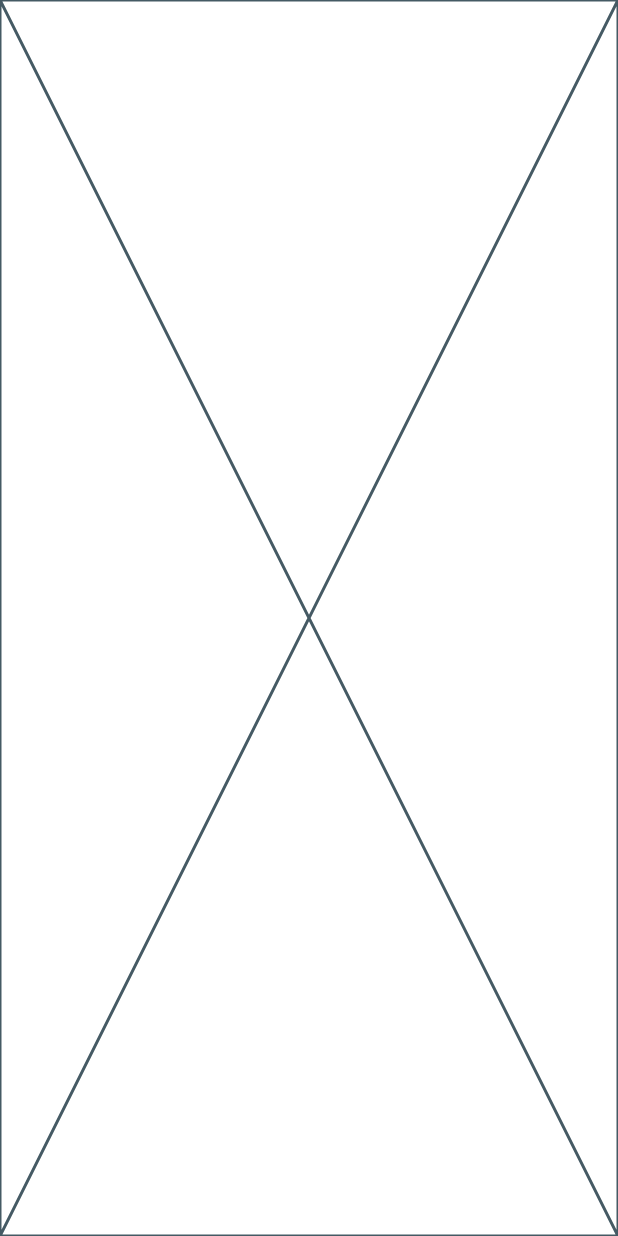
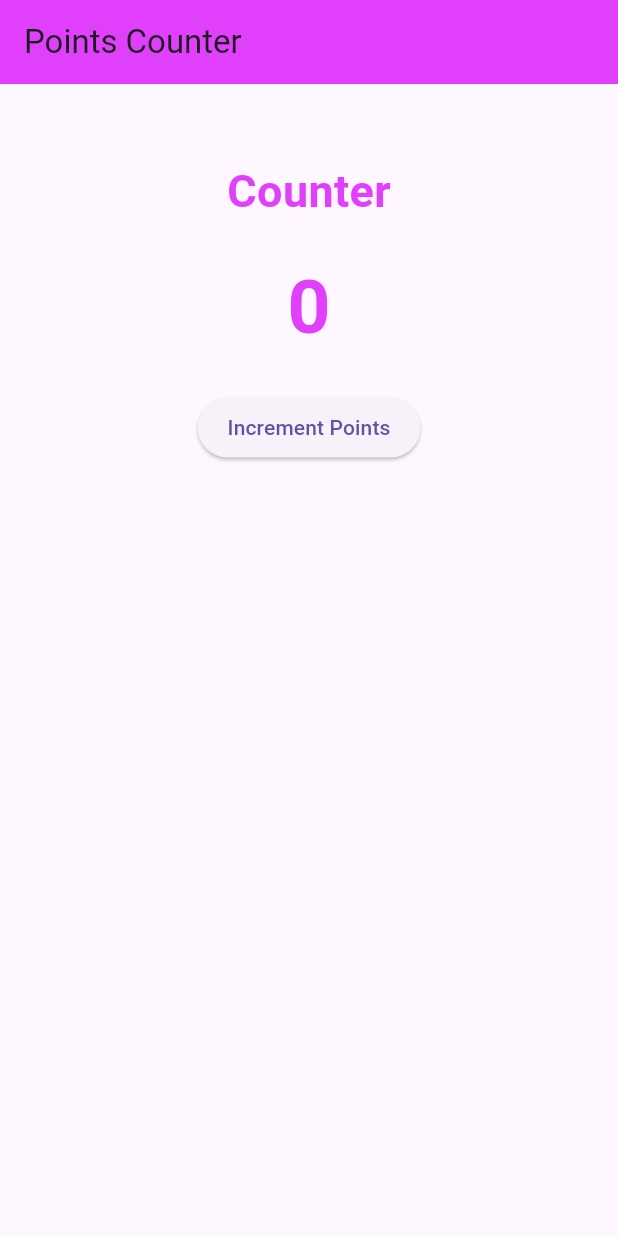
Before and after one commit to ayaosamaramadan/Counter-App, a Flutter app: the screen it shows after launch, on a phone screen of 412 x 824 dp. Run offline on Flutter 3.47's test engine with Material 3 defaults, Android fonts, the phone set to English and light mode, and no system bars.

Commit message:
inc points

```diff
--- a/lib/main.dart
+++ b/lib/main.dart
@@ -1,13 +1,73 @@
 import 'package:flutter/material.dart';
 
 void main() => runApp(MyApp());
-
 
 class MyApp extends StatelessWidget {
   const MyApp({super.key});
 
   @override
   Widget build(BuildContext context) {
-    return const Placeholder();
+    return MaterialApp(
+      debugShowCheckedModeBanner: false,
+      home: PointsCounter(),
+    );
   }
 }
+
+class PointsCounter extends StatefulWidget {
+  const PointsCounter({super.key});
+
+  @override
+  // ignore: library_private_types_in_public_api
+  _PointsCounterState createState() => _PointsCounterState();
+}
+
+class _PointsCounterState extends State<PointsCounter> {
+  int _counter = 0;
+
+  @override
+  Widget build(BuildContext context) {
+    return Scaffold(
+      appBar: AppBar(
+        backgroundColor: Colors.purpleAccent,
+        title: Text("Points Counter"),
+      ),
+      body: Center(
+        child: Column(
+          children: [
+            SizedBox(height: 50),
+            Text(
+              "Counter",
+              style: TextStyle(
+                fontSize: 30,
+                fontWeight: FontWeight.bold,
+                color: Colors.purpleAccent,
+              ),
+            ),
+            SizedBox(height: 20),
+            Text(
+              '$_counter',
+              style: TextStyle(
+                fontSize: 50,
+                fontWeight: FontWeight.bold,
+                color: Colors.purpleAccent,
+              ),
+            ),
+            SizedBox(height: 20),
+            ElevatedButton(
+              onPressed: () {
+                setState(() {
+                  _counter++;
+                });
+              },
+              style: ElevatedButton.styleFrom(
+                padding: EdgeInsets.symmetric(horizontal: 20, vertical: 10),
+              ),
+              child: Text("Increment Points"),
+            ),
+          ],
+        ),
+      ),
+    );
+  }
+}
```
Also changed, not shown: 2 other files.
